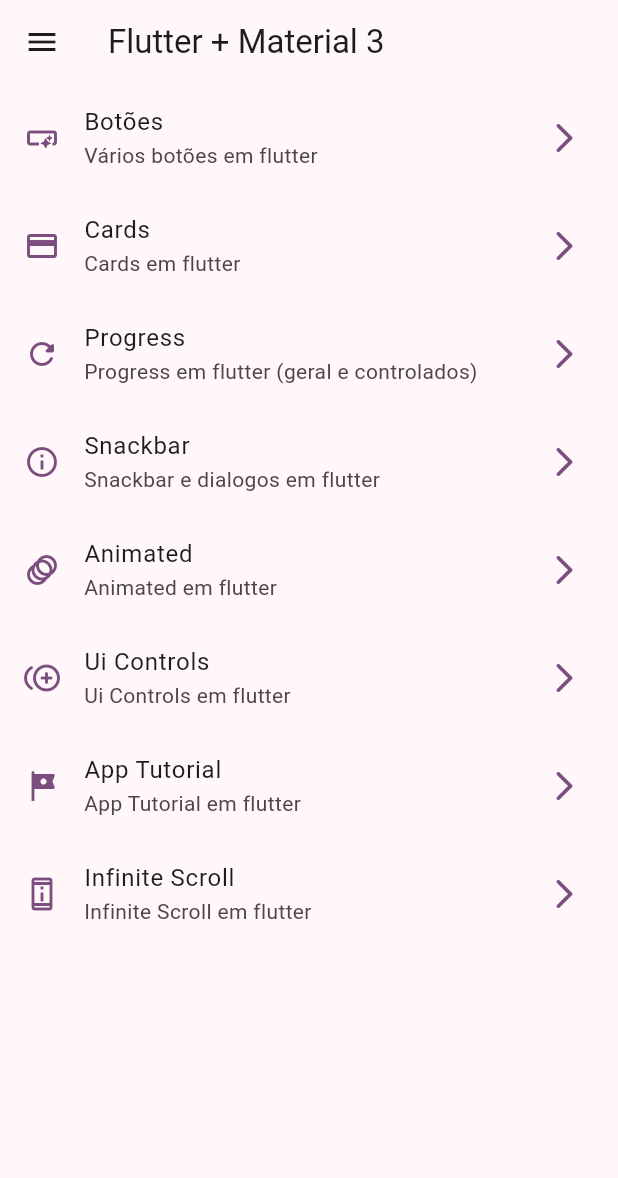
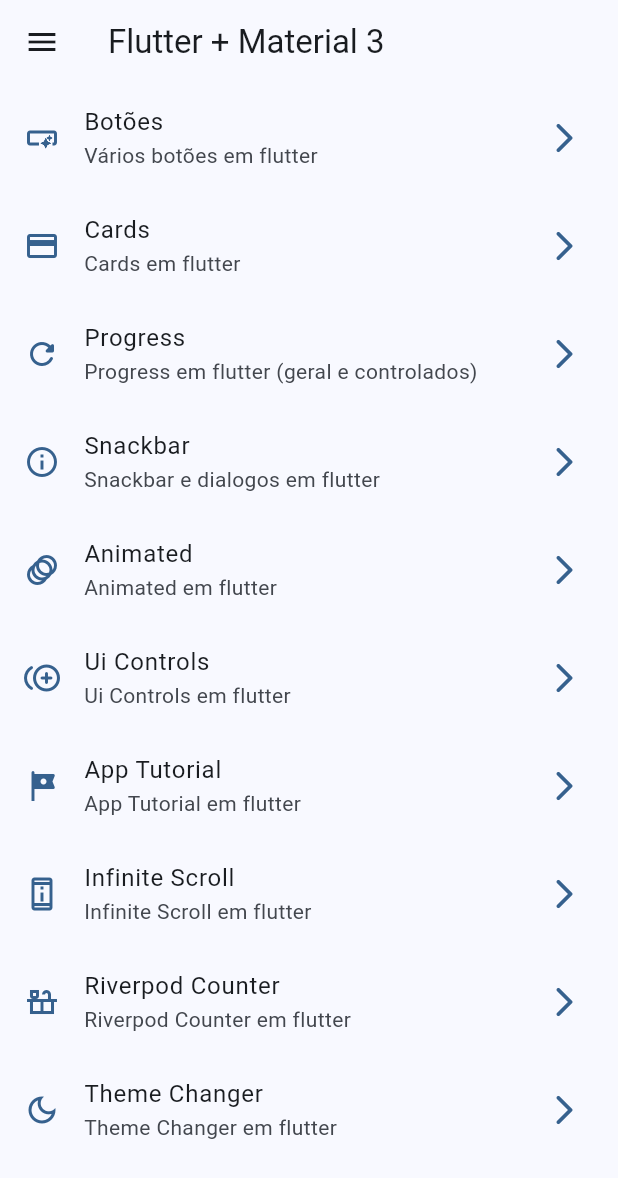
Before and after one commit to Deijai/widgets_app, a Flutter app: the screen it shows after launch, on a phone screen of 412 x 824 dp. Shown: the top 1178 px of the screen. Run offline on Flutter 3.47's test engine with Material 3 defaults, Android fonts, the phone set to English and light mode, and no system bars; our stand-ins replace animate_do, flutter_riverpod, go_router.

Commit message:
implementation riverpod provider

```diff
--- a/lib/config/menu/menu_items.dart
+++ b/lib/config/menu/menu_items.dart
@@ -54,4 +54,14 @@ const List<MenuItems> appMenuItems = [
       subTitle: 'Infinite Scroll em flutter',
       link: '/infinite',
       icon: Icons.perm_device_information_outlined),
+  MenuItems(
+      title: 'Riverpod Counter',
+      subTitle: 'Riverpod Counter em flutter',
+      link: '/counter',
+      icon: Icons.countertops_outlined),
+  MenuItems(
+      title: 'Theme Changer',
+      subTitle: 'Theme Changer em flutter',
+      link: '/theme-changer',
+      icon: Icons.dark_mode_outlined),
 ];
--- a/lib/config/router/app_router.dart
+++ b/lib/config/router/app_router.dart
@@ -1,5 +1,6 @@
 import 'package:go_router/go_router.dart';
 import 'package:widgets_app/presetation/screens/screens.dart';
+import 'package:widgets_app/presetation/screens/theme_changer/theme_changer.dart';
 
 // GoRouter configuration
 final appRouter = GoRouter(
@@ -50,5 +51,15 @@ final appRouter = GoRouter(
       path: '/infinite',
       builder: (context, state) => const InfiniteScrollScreen(),
     ),
+    GoRoute(
+      name: CounterScreen.name,
+      path: '/counter',
+      builder: (context, state) => const CounterScreen(),
+    ),
+    GoRoute(
+      name: ThemeChangerScreen.name,
+      path: '/theme-changer',
+      builder: (context, state) => const ThemeChangerScreen(),
+    ),
   ],
 );
--- a/lib/config/theme/app_theme.dart
+++ b/lib/config/theme/app_theme.dart
@@ -12,13 +12,15 @@ const List<Color> colosList = [
 
 class AppTheme {
   final int selectedColor;
+  final bool isDarkMode;
 
-  AppTheme({this.selectedColor = 0})
+  AppTheme({this.selectedColor = 0, this.isDarkMode = false})
       : assert(selectedColor >= 0, 'Selected color must be greater then 0'),
         assert(selectedColor < colosList.length,
             'Selected color must be less or equal than ${colosList.length - 1}');
 
   ThemeData getTheme() => ThemeData(
+      brightness: isDarkMode ? Brightness.dark : Brightness.light,
       useMaterial3: true,
       colorSchemeSeed: colosList[selectedColor],
       appBarTheme: const AppBarTheme(centerTitle: false));
--- a/lib/main.dart
+++ b/lib/main.dart
@@ -2,20 +2,30 @@ import 'package:flutter/material.dart';
 import 'package:widgets_app/config/router/app_router.dart';
 import 'package:widgets_app/config/theme/app_theme.dart';
 
+import 'package:flutter_riverpod/flutter_riverpod.dart';
+import 'package:widgets_app/presetation/providers/theme_provider.dart';
+
 void main() {
-  runApp(const MainApp());
+  runApp(
+    const ProviderScope(
+      child: MainApp(),
+    ),
+  );
 }
 
-class MainApp extends StatelessWidget {
+class MainApp extends ConsumerWidget {
   const MainApp({super.key});
 
   @override
-  Widget build(BuildContext context) {
+  Widget build(BuildContext context, WidgetRef ref) {
+    final selectedColorTheme = ref.watch(selectedIndexColorProvider);
+    final isDarkMode = ref.watch(isDarkModeProvider);
     return MaterialApp.router(
       title: 'Flutter Widgets',
       routerConfig: appRouter,
       debugShowCheckedModeBanner: false,
-      theme: AppTheme(selectedColor: 3).getTheme(),
+      theme: AppTheme(selectedColor: selectedColorTheme, isDarkMode: isDarkMode)
+          .getTheme(),
     );
   }
 }
--- /dev/null
+++ b/lib/presetation/providers/counter_provider.dart
@@ -0,0 +1,3 @@
+import 'package:flutter_riverpod/flutter_riverpod.dart';
+
+final counterprovider = StateProvider((ref) => 0);
--- /dev/null
+++ b/lib/presetation/providers/theme_provider.dart
@@ -0,0 +1,9 @@
+import 'package:flutter_riverpod/flutter_riverpod.dart';
+import 'package:widgets_app/config/theme/app_theme.dart';
+
+// Lista de cores imutaveis
+final colorListProvider = Provider((ref) => colosList);
+
+final isDarkModeProvider = StateProvider<bool>((ref) => false);
+
+final selectedIndexColorProvider = StateProvider<int>((ref) => 0);
--- a/lib/presetation/screens/screens.dart
+++ b/lib/presetation/screens/screens.dart
@@ -1,3 +1,4 @@
+export 'package:widgets_app/presetation/screens/counter/counter_screen.dart';
 export 'package:widgets_app/presetation/screens/animated/animated_screen.dart';
 export 'package:widgets_app/presetation/screens/app_tutorial/app_tutorial_screen.dart';
 export 'package:widgets_app/presetation/screens/infinite_scroll/infinite_scroll_screen.dart';
```
Also changed, not shown: lib/presetation/screens/counter/counter_screen.dart (added, +42 -0 lines), lib/presetation/screens/theme_changer/theme_changer.dart (added, +62 -0 lines).
